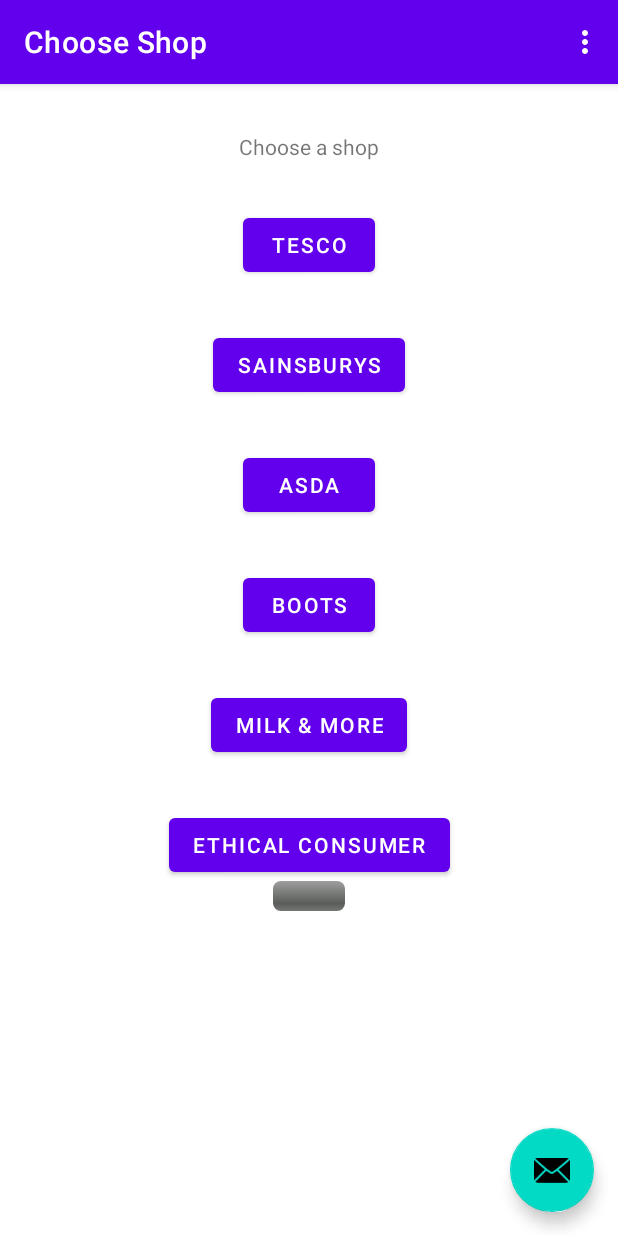
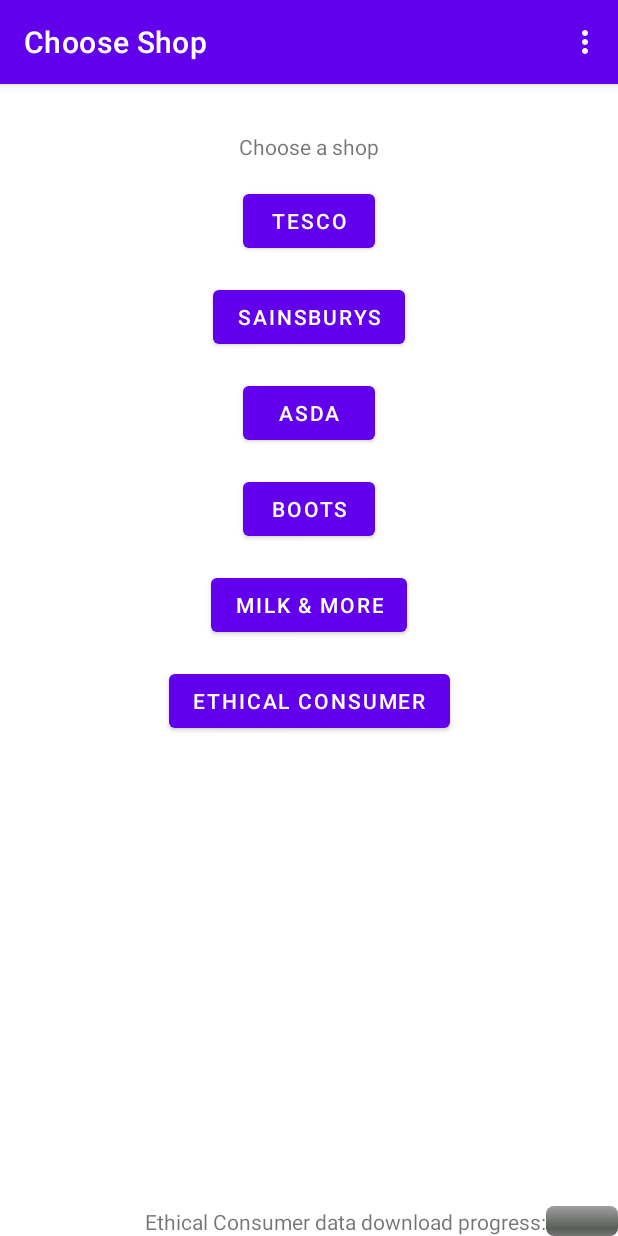
Before and after one commit to amy-phillips/EthicalShoppingAndroid, an Android app: the screen it shows after launch (MainActivity), on a phone screen of 412 x 824 dp. Run offline under Robolectric (Android 15) with nearby library versions, the phone set to English and light mode, and no system bars; our stand-ins replace navigation-ui.

Commit message:
progress bar replaces email icon

```diff
--- a/app/src/main/java/uk/co/islovely/ethicalshopping/FirstFragment.kt
+++ b/app/src/main/java/uk/co/islovely/ethicalshopping/FirstFragment.kt
@@ -5,6 +5,8 @@ import android.os.Bundle
 import android.view.LayoutInflater
 import android.view.View
 import android.view.ViewGroup
+import android.widget.LinearLayout
+import android.widget.ProgressBar
 import androidx.fragment.app.Fragment
 import androidx.navigation.fragment.findNavController
 import uk.co.islovely.ethicalshopping.databinding.FragmentFirstBinding
@@ -34,12 +36,29 @@ class FirstFragment : Fragment() {
     }
 
     private fun scoresProgressCallback(progress: Int, subscribed: Boolean, foodSections: List<FoodSection>) {
-        activity?.runOnUiThread(java.lang.Runnable {
-            if(isAdded) {
-                binding.progressGetfoods.visibility = View.VISIBLE
-                binding.progressGetfoods.progress = progress
-            }
-        })
+        if(progress == 100) {
+            // TODO progress bar update code should not be duplicated
+            activity?.runOnUiThread(java.lang.Runnable {
+                try {
+                    val progressLayout: LinearLayout = requireActivity().findViewById(R.id.downloadprogress_layout)
+                    progressLayout.visibility = View.INVISIBLE
+                } catch (e: IllegalStateException) {
+                    // we probaly got cleaned up
+                }
+            })
+        } else {
+            activity?.runOnUiThread(java.lang.Runnable {
+                try {
+                    val progressLayout: LinearLayout = requireActivity().findViewById(R.id.downloadprogress_layout)
+                    progressLayout.visibility = View.VISIBLE
+                    val progressBar: ProgressBar = requireActivity().findViewById(R.id.downloadprogress_bar)
+                    progressBar.progress = progress
+                } catch (e: IllegalStateException) {
+                    // we probaly got cleaned up
+                }
+            })
+        }
+
         // if we just started then we have no data, so quit here
         if(progress==0)
             return
@@ -58,11 +77,7 @@ class FirstFragment : Fragment() {
                 }
             })
         }
-        if(progress == 100) {
-            if(isAdded) {
-                binding.progressGetfoods.visibility = View.INVISIBLE
-            }
-        }
+
     }
 
     override fun onViewCreated(view: View, savedInstanceState: Bundle?) {
--- a/app/src/main/java/uk/co/islovely/ethicalshopping/MainActivity.kt
+++ b/app/src/main/java/uk/co/islovely/ethicalshopping/MainActivity.kt
@@ -1,6 +1,7 @@
 package uk.co.islovely.ethicalshopping
 
 import android.os.Bundle
+import android.text.Layout
 import com.google.android.material.snackbar.Snackbar
 import androidx.appcompat.app.AppCompatActivity
 import androidx.navigation.findNavController
@@ -9,6 +10,9 @@ import androidx.navigation.ui.navigateUp
 import androidx.navigation.ui.setupActionBarWithNavController
 import android.view.Menu
 import android.view.MenuItem
+import android.view.View
+import android.widget.LinearLayout
+import android.widget.ProgressBar
 import uk.co.islovely.ethicalshopping.databinding.ActivityMainBinding
 
 class MainActivity : AppCompatActivity() {
@@ -27,11 +31,6 @@ class MainActivity : AppCompatActivity() {
         val navController = findNavController(R.id.nav_host_fragment_content_main)
         appBarConfiguration = AppBarConfiguration(navController.graph)
         setupActionBarWithNavController(navController, appBarConfiguration)
-
-        binding.fab.setOnClickListener { view ->
-            Snackbar.make(view, "Replace with your own action", Snackbar.LENGTH_LONG)
-                    .setAction("Action", null).show()
-        }
     }
 
     override fun onCreateOptionsMenu(menu: Menu): Boolean {
--- a/app/src/main/res/layout/activity_main.xml
+++ b/app/src/main/res/layout/activity_main.xml
@@ -20,14 +20,29 @@
 
     </com.google.android.material.appbar.AppBarLayout>
 
-    <include layout="@layout/content_main" />
+    <include
+        android:id="@+id/include"
+        layout="@layout/content_main" />
 
-    <com.google.android.material.floatingactionbutton.FloatingActionButton
-        android:id="@+id/fab"
-        android:layout_width="wrap_content"
-        android:layout_height="wrap_content"
-        android:layout_gravity="bottom|end"
-        android:layout_margin="@dimen/fab_margin"
-        app:srcCompat="@android:drawable/ic_dialog_email" />
+    <LinearLayout
+        android:id="@+id/downloadprogress_layout"
+        android:layout_width="match_parent"
+        android:layout_height="match_parent"
+        android:gravity="bottom|end"
+        android:orientation="horizontal">
+
+        <TextView
+            android:id="@+id/downloadprogress_label"
+            android:layout_width="wrap_content"
+            android:layout_height="wrap_content"
+            android:text="@string/download_progress" />
+
+        <ProgressBar
+            android:id="@+id/downloadprogress_bar"
+            style="@android:style/Widget.ProgressBar.Horizontal"
+            android:layout_width="wrap_content"
+            android:layout_height="wrap_content"
+            android:progress="25" />
+    </LinearLayout>
 
 </androidx.coordinatorlayout.widget.CoordinatorLayout>
--- a/app/src/main/res/layout/fragment_first.xml
+++ b/app/src/main/res/layout/fragment_first.xml
@@ -82,19 +82,8 @@
         android:layout_width="wrap_content"
         android:layout_height="wrap_content"
         android:text="@string/ethical_consumer"
-        app:layout_constraintBottom_toTopOf="@id/progress_getfoods"
         app:layout_constraintEnd_toEndOf="parent"
         app:layout_constraintStart_toStartOf="parent"
         app:layout_constraintTop_toBottomOf="@id/spacer" />
 
-    <ProgressBar
-        android:id="@+id/progress_getfoods"
-        style="@android:style/Widget.ProgressBar.Horizontal"
-        android:layout_width="wrap_content"
-        android:layout_height="wrap_content"
-        android:progress="25"
-        app:layout_constraintLeft_toLeftOf="parent"
-        app:layout_constraintRight_toRightOf="parent"
-        app:layout_constraintTop_toBottomOf="@id/button_ethicalconsumer"/>
-
 </androidx.constraintlayout.widget.ConstraintLayout>
--- a/app/src/main/res/values/strings.xml
+++ b/app/src/main/res/values/strings.xml
@@ -12,6 +12,7 @@
     <string name="ethical_consumer">Ethical Consumer</string>
     <string name="ethical_consumer_requires_login">Ethical Consumer - Login or Subscribe</string>
     <string name="back_to_shop_list">Back to shop selection</string>
+    <string name="download_progress">Ethical Consumer data download progress:</string>
 
     <string name="hello_first_fragment">Choose a shop</string>
     <string name="hello_second_fragment">Hello second fragment. Arg: %1$s</string>
```
Also changed, not shown: app/src/main/java/uk/co/islovely/ethicalshopping/ShopWebsiteFragment.kt (+33 -13 lines).
